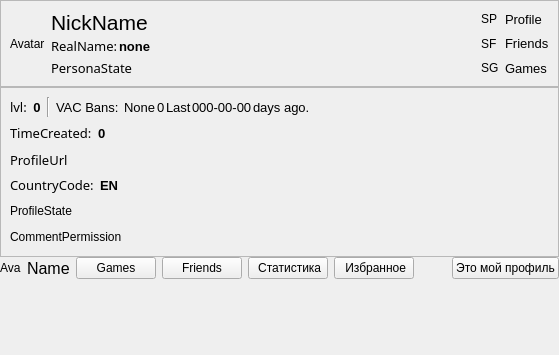
Arankir/AraSteamManager, file AraSteamManager/MainSubForms/formprofile.ui: the form before one commit.
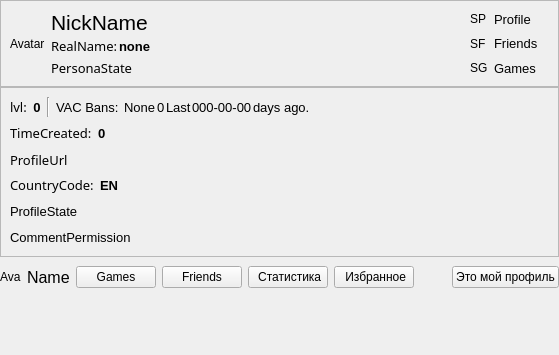
The form after the commit.

```diff
--- a/AraSteamManager/MainSubForms/formprofile.ui
+++ b/AraSteamManager/MainSubForms/formprofile.ui
@@ -38,6 +38,9 @@
       <enum>QFrame::Raised</enum>
      </property>
      <layout class="QHBoxLayout" name="horizontalLayout_15">
+      <property name="rightMargin">
+       <number>20</number>
+      </property>
       <item>
        <widget class="QLabel" name="LabelAvatar">
         <property name="text">
@@ -573,6 +576,11 @@
          <layout class="QHBoxLayout" name="horizontalLayout_12">
           <item>
            <widget class="QLabel" name="LabelProfileState">
+            <property name="font">
+             <font>
+              <pointsize>10</pointsize>
+             </font>
+            </property>
             <property name="text">
              <string>ProfileState</string>
             </property>
@@ -597,6 +605,11 @@
          <layout class="QHBoxLayout" name="horizontalLayout_8">
           <item>
            <widget class="QLabel" name="LabelCommentPermission">
+            <property name="font">
+             <font>
+              <pointsize>10</pointsize>
+             </font>
+            </property>
             <property name="text">
              <string>CommentPermission</string>
             </property>
@@ -640,6 +653,9 @@
      <property name="spacing">
       <number>6</number>
      </property>
+     <property name="topMargin">
+      <number>9</number>
+     </property>
      <property name="bottomMargin">
       <number>2</number>
      </property>
```
Left out of the diff: 4 changed lines with no effect on the pictures.
